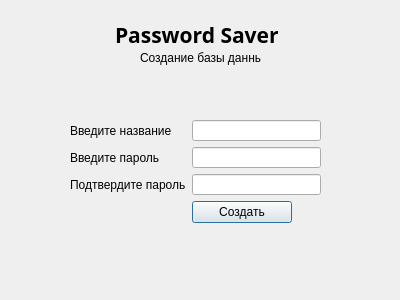
rybkinn/PasswordSaver, file ui/DatabaseCreation.ui: the form before one commit.
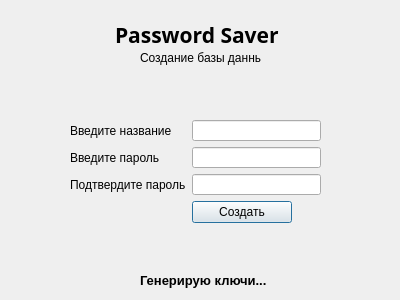
The form after the commit.

Diff of the .ui file:
```diff
--- a/ui/DatabaseCreation.ui
+++ b/ui/DatabaseCreation.ui
@@ -22,10 +22,16 @@
     <height>300</height>
    </size>
   </property>
+  <property name="font">
+   <font>
+    <weight>50</weight>
+    <bold>false</bold>
+   </font>
+  </property>
   <property name="windowTitle">
    <string>Password Saver - Создание базы данных</string>
   </property>
-  <widget class="QLabel" name="label_5">
+  <widget class="QLabel" name="label_2">
    <property name="geometry">
     <rect>
      <x>140</x>
@@ -73,14 +79,14 @@
    </property>
    <layout class="QFormLayout" name="formLayout">
     <item row="0" column="0">
-     <widget class="QLabel" name="label_2">
+     <widget class="QLabel" name="label_3">
       <property name="text">
        <string>Введите название</string>
       </property>
      </widget>
     </item>
     <item row="1" column="0">
-     <widget class="QLabel" name="label_3">
+     <widget class="QLabel" name="label_4">
       <property name="text">
        <string>Введите пароль</string>
       </property>
@@ -113,7 +119,7 @@
      </widget>
     </item>
     <item row="2" column="0">
-     <widget class="QLabel" name="label_6">
+     <widget class="QLabel" name="label_5">
       <property name="text">
        <string>Подтвердите пароль</string>
       </property>
@@ -134,6 +140,26 @@
     </item>
    </layout>
   </widget>
+  <widget class="QLabel" name="label_6">
+   <property name="geometry">
+    <rect>
+     <x>140</x>
+     <y>270</y>
+     <width>140</width>
+     <height>20</height>
+    </rect>
+   </property>
+   <property name="font">
+    <font>
+     <pointsize>10</pointsize>
+     <weight>75</weight>
+     <bold>true</bold>
+    </font>
+   </property>
+   <property name="text">
+    <string>Генерирую ключи...</string>
+   </property>
+  </widget>
  </widget>
  <resources/>
  <connections/>
```
